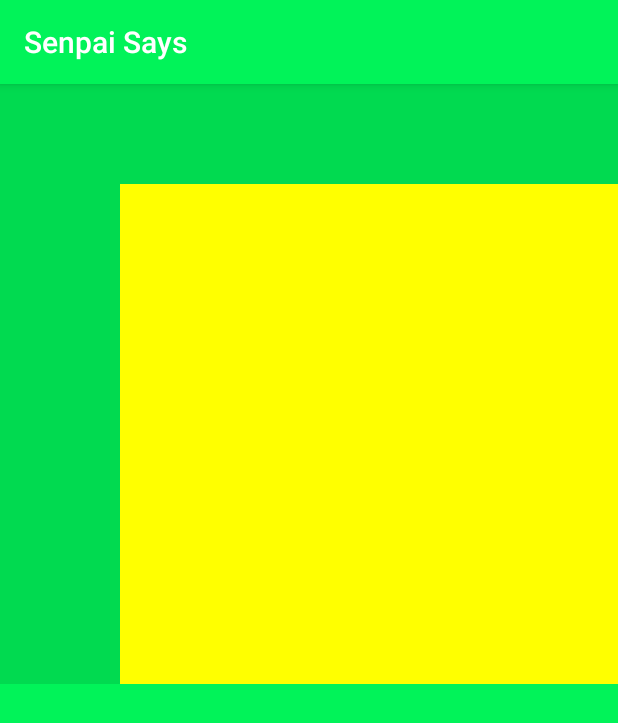
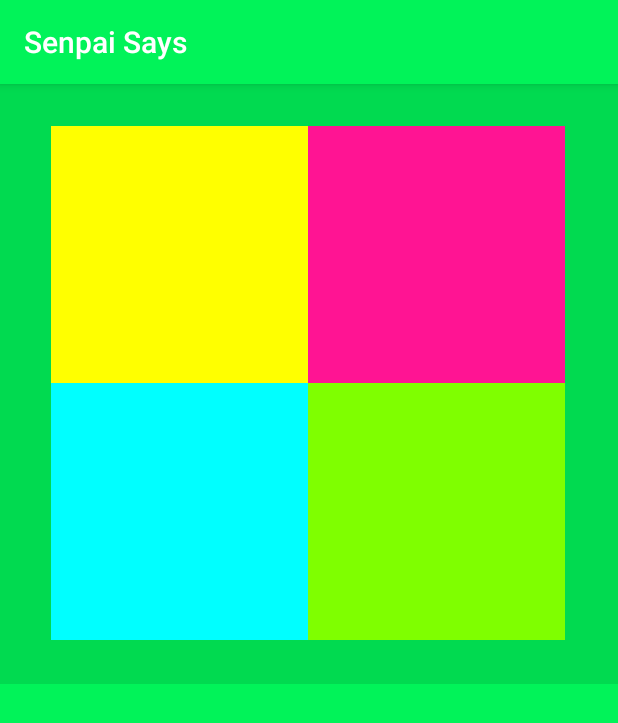
Before and after one commit to FrederikT/SenpaiSays, an Android app: the screen it shows after launch (MainActivity), on a phone screen of 412 x 824 dp. Shown: the top 723 px of the screen. Run offline under Robolectric (Android 15) with nearby library versions, the phone set to English and light mode, and no system bars.

Commit message:
Layout responsive

```diff
--- a/app/src/main/java/ie/griffith/thuss/simon/MainActivity.java
+++ b/app/src/main/java/ie/griffith/thuss/simon/MainActivity.java
@@ -2,32 +2,32 @@ package ie.griffith.thuss.simon;
 
 import androidx.appcompat.app.AppCompatActivity;
 
+import android.graphics.Point;
 import android.os.Bundle;
+import android.util.Log;
+import android.view.Display;
 import android.view.MotionEvent;
+import android.widget.TabHost;
 import android.widget.TimePicker;
 import android.widget.Toast;
 import android.widget.Toolbar;
 
 public class MainActivity extends AppCompatActivity {
+    public static int deviceHeight;
+    public static int deviceWidth;
+
 
     @Override
     protected void onCreate(Bundle savedInstanceState) {
+        Display display = getWindowManager().getDefaultDisplay();
+        Point size = new Point();
+        display.getSize(size);
+        deviceWidth= size.x;
+        deviceHeight = size.y;
+
         super.onCreate(savedInstanceState);
         setContentView(R.layout.activity_main);
     }
 
-    @Override
-    public boolean onTouchEvent(MotionEvent e) {
-        // MotionEvent reports input details from the touch screen
-        // and other input controls. In this case, you are only
-        // interested in events where the touch position changed.
 
-        float x = e.getX();
-        float y = e.getY();
-
-        Toast t = Toast.makeText(getApplicationContext(), "coord:"+x+"; "+y, Toast.LENGTH_LONG);
-        t.show();
-
-        return true;
-    }
 }
--- a/app/src/main/java/ie/griffith/thuss/simon/Views/SimonCustomView.java
+++ b/app/src/main/java/ie/griffith/thuss/simon/Views/SimonCustomView.java
@@ -7,9 +7,11 @@ import android.graphics.Rect;
 import android.media.MediaPlayer;
 import android.os.Handler;
 import android.util.AttributeSet;
+import android.util.DisplayMetrics;
 import android.util.Log;
 import android.view.MotionEvent;
 import android.view.View;
+import android.widget.Toast;
 import ie.griffith.thuss.simon.R;
 import androidx.annotation.Nullable;
 import java.util.ArrayList;
@@ -17,10 +19,14 @@ import java.util.List;
 
 public class SimonCustomView extends View {
 
-    private static final int SQUARE_SIZE = 600;
-    private static final int[] TOP_LEFT = {100,120};
+    private static Context mContext;
+    private final DisplayMetrics displayMetrics = getContext().getResources().getDisplayMetrics();
+    private final double width = displayMetrics.widthPixels;
+    // Everything matches perfectly the pixel 3 XL - therefore
+    private final int SQUARE_SIZE = (int)(600*(width/1440));
+    private final int[] TOP_LEFT = {(int)(100*(width/1440)),(int)(120*(width/1440))};
     private static  final int SPEED = 800;
-    private Context mContext;
+
 
     List<Integer> list;
     private Rect yellowRectSquare;
@@ -74,10 +80,12 @@ public class SimonCustomView extends View {
         bluePaintSquare.setColor(getResources().getColor(R.color.blue));
         greenPaintSquare.setColor(getResources().getColor(R.color.green));
 
+
     }
 
     @Override
     protected void onDraw(Canvas canvas){
+
         yellowRectSquare.top = TOP_LEFT[0];
         yellowRectSquare.left = TOP_LEFT[1];
         yellowRectSquare.bottom = yellowRectSquare.top + SQUARE_SIZE;
@@ -99,11 +107,11 @@ public class SimonCustomView extends View {
         greenRectSquare.right = greenRectSquare.left + SQUARE_SIZE;
 
 
-
         canvas.drawRect(yellowRectSquare,yellowPaintSquare);
         canvas.drawRect(pinkRectSquare,pinkPaintSquare);
         canvas.drawRect(blueRectSquare,bluePaintSquare);
         canvas.drawRect(greenRectSquare,greenPaintSquare);
+
 
     }
 
```
